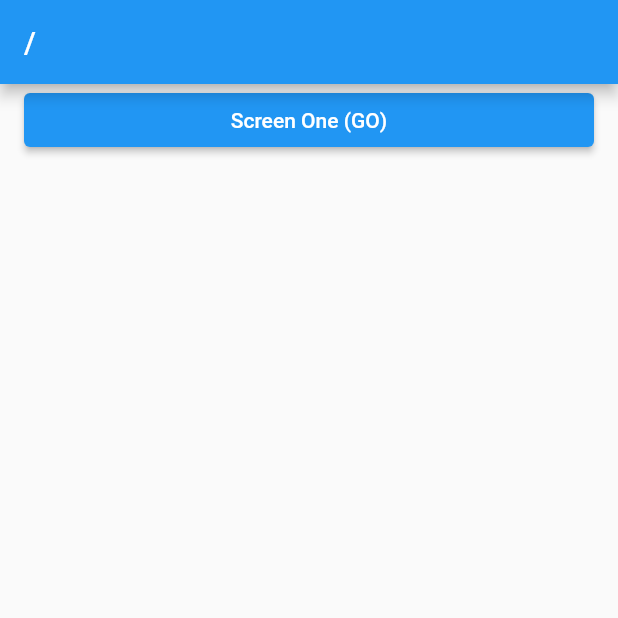
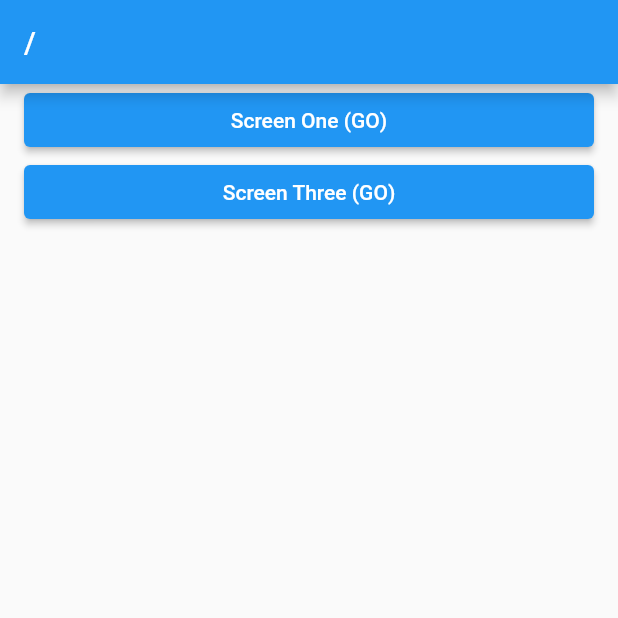
Before and after one commit to tnfy10/go_router_example, a Flutter app: the screen it shows after launch, on a phone screen of 412 x 824 dp, the top half of it. Run offline on Flutter 3.47's test engine with Material 2 defaults, Android fonts, the phone set to English and light mode, and no system bars; our stand-ins replace go_router.

```diff
--- a/lib/main.dart
+++ b/lib/main.dart
@@ -1,16 +1,18 @@
 import 'package:flutter/material.dart';
 import 'package:go_router/go_router.dart';
 import 'package:go_router_example/screen/1_screen.dart';
+import 'package:go_router_example/screen/2_screen.dart';
+import 'package:go_router_example/screen/3_screen.dart';
 import 'package:go_router_example/screen/home_screen.dart';
 
 void main() {
-  runApp(const _App());
+  runApp(_App());
 }
 
 class _App extends StatelessWidget {
-  const _App();
+  _App({super.key});
 
-  GoRouter get _router => GoRouter(
+  final GoRouter _router = GoRouter(
     initialLocation: '/',
     routes: [
       GoRoute(
@@ -20,6 +22,19 @@ class _App extends StatelessWidget {
           GoRoute(
             path: 'one',
             builder: (_, state) => const OneScreen(),
+            routes: [
+              GoRoute(
+                path: 'two',
+                builder: (_, state) => const TwoScreen(),
+                routes: [
+                  GoRoute(
+                    path: 'three',
+                    name: ThreeScreen.routeName,
+                    builder: (_, state) => const ThreeScreen(),
+                  ),
+                ],
+              ),
+            ],
           ),
         ],
       ),
--- a/lib/screen/home_screen.dart
+++ b/lib/screen/home_screen.dart
@@ -1,6 +1,7 @@
 import 'package:flutter/material.dart';
 import 'package:go_router/go_router.dart';
 import 'package:go_router_example/layout/default_layout.dart';
+import 'package:go_router_example/screen/3_screen.dart';
 
 class HomeScreen extends StatelessWidget {
   const HomeScreen({Key? key}) : super(key: key);
@@ -17,6 +18,12 @@ class HomeScreen extends StatelessWidget {
             },
             child: const Text('Screen One (GO)'),
           ),
+          ElevatedButton(
+            onPressed: () {
+              context.goNamed(ThreeScreen.routeName);
+            },
+            child: const Text('Screen Three (GO)'),
+          ),
         ],
       ),
     );
```
Also changed, not shown: lib/screen/2_screen.dart (added, +15 -0 lines), lib/screen/3_screen.dart (added, +17 -0 lines). Lines whose indentation alone changed are shown as unchanged.
